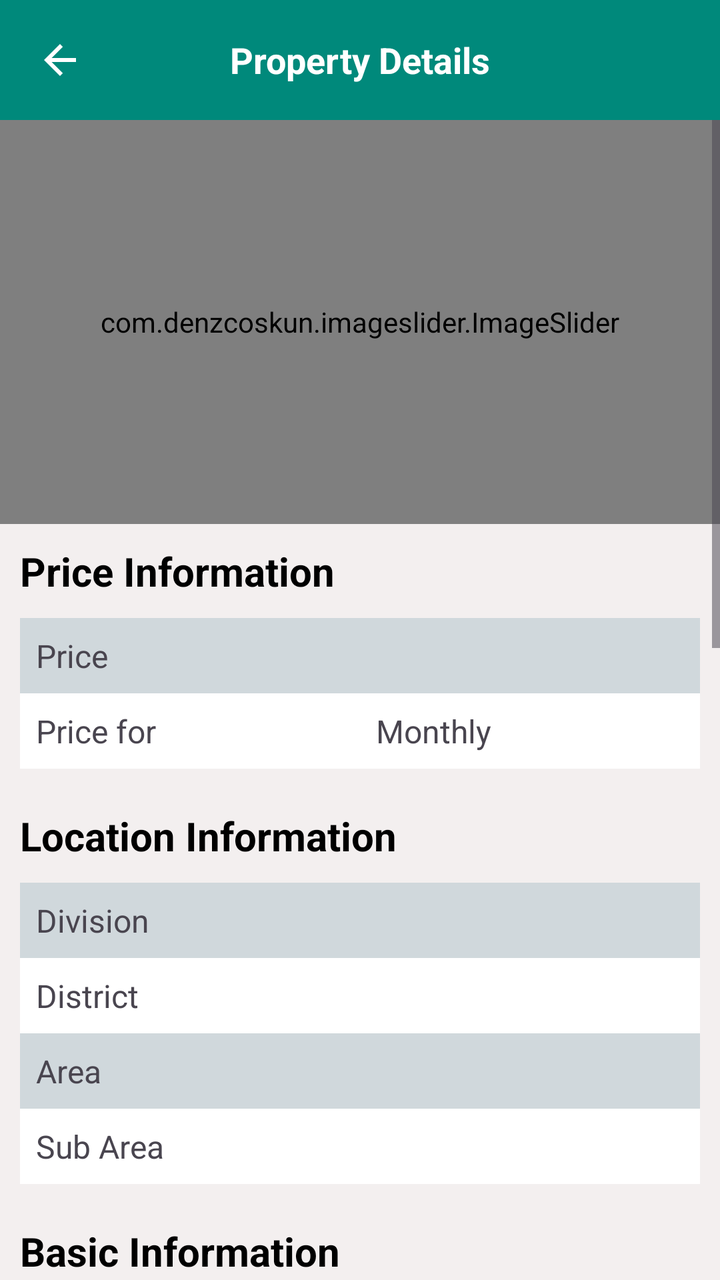
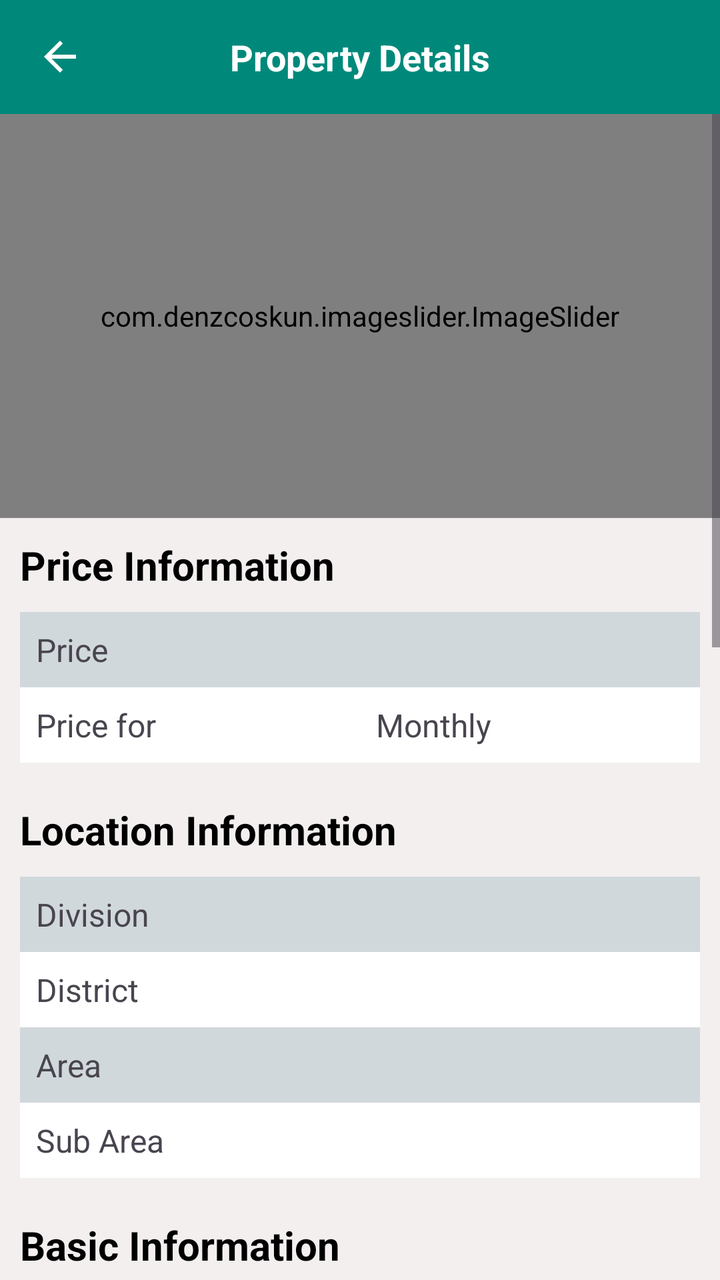

An Android layout rendered at two revisions. The XML below is the earlier revision; the diff shows what the commit changed to produce the second picture.
<!-- AndroidManifest.xml: application theme Theme.BasaKhuji -->
<!-- res/layout/activity_property_details.xml -->
<LinearLayout xmlns:android="http://schemas.android.com/apk/res/android"
    xmlns:tools="http://schemas.android.com/tools"
    android:layout_width="match_parent"
    android:layout_height="match_parent"
    xmlns:app="http://schemas.android.com/apk/res-auto"
    android:background="#F3EFEF"
    android:orientation="vertical">

    
    <androidx.appcompat.widget.Toolbar
        android:id="@+id/toolbar"
        android:layout_width="match_parent"
        android:layout_height="60dp"
        android:background="#00897B"
        android:elevation="4dp"
        android:theme="@style/ThemeOverlay.AppCompat.Dark.ActionBar"
        android:popupTheme="@style/ThemeOverlay.AppCompat.Light">

        
        <ImageView
            android:id="@+id/backButton"
            android:layout_width="wrap_content"
            android:layout_height="wrap_content"
            android:src="@drawable/ic_back"
            android:layout_gravity="start"
            android:padding="2dp"
            android:contentDescription="Back" />

        <TextView
            android:id="@+id/textAfterBackButton"
            android:layout_width="wrap_content"
            android:layout_height="wrap_content"
            android:text="Property Details"
            android:textSize="18sp"
            android:textStyle="bold"
            android:layout_gravity="center"
            android:textColor="@android:color/white"/>

    </androidx.appcompat.widget.Toolbar>


<ScrollView
    android:layout_width="match_parent"
    android:layout_height="match_parent"
    >

<RelativeLayout
    android:layout_width="match_parent"
    android:layout_height="match_parent">

    
    <com.denzcoskun.imageslider.ImageSlider
        android:id="@+id/imageSlider"
        android:layout_width="match_parent"
        android:layout_height="202dp"
        app:iss_auto_cycle="false"
        app:iss_corner_radius="10"
        android:layout_margin="0dp"
        app:iss_delay="1000"
        app:iss_period="1000" />

    <TextView
        android:id="@+id/priceLabel"
        android:layout_width="match_parent"
        android:layout_height="wrap_content"
        android:layout_below="@+id/imageSlider"
        android:layout_marginStart="10dp"
        android:layout_marginTop="10dp"
        android:text="Price Information"
        android:textColor="@color/black"
        android:textSize="20dp"
        android:textStyle="bold" />

    <LinearLayout
        android:layout_width="match_parent"
        android:layout_height="wrap_content"
        android:id="@+id/priceLinear"
        android:layout_below="@+id/priceLabel"
        android:orientation="vertical"
        android:padding="10dp"
        >
    <LinearLayout
        android:layout_width="match_parent"
        android:layout_height="wrap_content"
        android:id="@+id/linearPrice"
        android:orientation="horizontal"
        android:background="#D0D8DC"
        android:weightSum="2">

        <TextView
            android:layout_width="0dp"
            android:layout_height="wrap_content"
            android:text="Price"
            android:textSize="16dp"
            android:padding="8dp"
            android:layout_weight="1" />

        <TextView
            android:layout_width="0dp"
            android:layout_height="wrap_content"
            android:id="@+id/priceTextView"
            android:textSize="16dp"
            android:padding="8dp"
            android:layout_weight="1"/>
    </LinearLayout>
        <LinearLayout
            android:layout_width="match_parent"
            android:layout_height="wrap_content"
            android:orientation="horizontal"
            android:background="#FFFFFF"
            android:weightSum="2"
            android:id="@+id/priceFor"
            >
            <TextView
                android:layout_width="0dp"
                android:layout_height="wrap_content"
                android:text="Price for"
                android:textSize="16dp"
                android:padding="8dp"
                android:layout_weight="1"/>
            <TextView
                android:layout_width="0dp"
                android:layout_height="wrap_content"
                android:text="Monthly"
                android:textSize="16dp"
                android:padding="8dp"
                android:layout_weight="1"/>


        </LinearLayout>

    </LinearLayout>

    <TextView
        android:id="@+id/locationLabel"
        android:layout_width="match_parent"
        android:layout_height="wrap_content"
        android:layout_below="@+id/priceLinear"
        android:layout_marginStart="10dp"
        android:layout_marginTop="10dp"
        android:text="Location Information"
        android:textColor="@color/black"
        android:textSize="20dp"
        android:textStyle="bold" />

    <LinearLayout
        android:layout_width="match_parent"
        android:layout_height="wrap_content"
        android:id="@+id/locationLinear"
        android:layout_below="@+id/locationLabel"
        android:orientation="vertical"
        android:padding="10dp"
        >
        <LinearLayout
            android:layout_width="match_parent"
            android:layout_height="wrap_content"
            android:id="@+id/linearDivision"
            android:orientation="horizontal"
            android:background="#D0D8DC"
            android:weightSum="2">

            <TextView
                android:layout_width="0dp"
                android:layout_height="wrap_content"
                android:text="Division"
                android:textSize="16dp"
                android:padding="8dp"
                android:layout_weight="1" />

            <TextView
                android:layout_width="0dp"
                android:layout_height="wrap_content"
                android:id="@+id/divisionTextView"
                android:textSize="16dp"
                android:padding="8dp"
                android:layout_weight="1"/>
        </LinearLayout>

        <LinearLayout
            android:layout_width="match_parent"
            android:layout_height="wrap_content"
            android:orientation="horizontal"
            android:id="@+id/linearDistrict"
            android:background="#FFFFFF"
            android:weightSum="2">

            <TextView
                android:layout_width="0dp"
                android:layout_height="wrap_content"
                android:text="District"
                android:textSize="16dp"
                android:padding="8dp"
                android:layout_weight="1" />

            <TextView
                android:layout_width="0dp"
                android:layout_height="wrap_content"
                android:id="@+id/districtTextView"
                android:textSize="16dp"
                android:padding="8dp"
                android:layout_weight="1" />
        </LinearLayout>

        <LinearLayout
            android:layout_width="match_parent"
            android:layout_height="wrap_content"
            android:orientation="horizontal"
            android:id="@+id/linearArea"
            android:background="#D0D8DC"
            android:weightSum="2">

            <TextView
                android:layout_width="0dp"
                android:layout_height="wrap_content"
                android:text="Area"
                android:textSize="16dp"
                android:padding="8dp"
                android:layout_weight="1" />

            <TextView
                android:layout_width="0dp"
                android:layout_height="wrap_content"
                android:id="@+id/areaTextView"
                android:textSize="16dp"
                android:padding="8dp"
                android:layout_weight="1" />
        </LinearLayout>

        <LinearLayout
            android:layout_width="match_parent"
            android:layout_height="wrap_content"
            android:orientation="horizontal"
            android:id="@+id/linearSubArea"
            android:background="#FFFFFF"
            android:weightSum="2">

            <TextView
                android:layout_width="0dp"
                android:layout_height="wrap_content"
                android:text="Sub Area"
                android:textSize="16dp"
                android:padding="8dp"
                android:layout_weight="1" />

            <TextView
                android:layout_width="0dp"
                android:layout_height="wrap_content"
                android:id="@+id/subAreaTextView"
                android:textSize="16dp"
                android:padding="8dp"
                android:layout_weight="1" />
        </LinearLayout>

    </LinearLayout>

    <TextView
        android:id="@+id/basicLabel"
        android:layout_width="wrap_content"
        android:layout_height="wrap_content"
        android:layout_below="@+id/locationLinear"
        android:layout_marginStart="10dp"
        android:layout_marginTop="10dp"
        android:layout_marginEnd="10dp"
        android:text="Basic Information"
        android:textColor="@color/black"
        android:textSize="20dp"
        android:textStyle="bold" />

    <LinearLayout
        android:layout_width="match_parent"
        android:layout_height="wrap_content"
        android:id="@+id/basicLinear"
        android:layout_below="@+id/basicLabel"
        android:orientation="vertical"
        android:padding="10dp"
        >

        <LinearLayout
            android:layout_width="match_parent"
            android:layout_height="wrap_content"
            android:orientation="horizontal"
            android:id="@+id/linearCategory"
            android:background="#D0D8DC"
            android:weightSum="2">

            <TextView
                android:layout_width="0dp"
                android:layout_height="wrap_content"
                android:text="Category"
                android:textSize="16dp"
                android:padding="8dp"
                android:layout_weight="1" />

            <TextView
                android:layout_width="0dp"
                android:layout_height="wrap_content"
                android:id="@+id/categoryTextView"
                android:textSize="16dp"
                android:padding="8dp"
                android:layout_weight="1" />
        </LinearLayout>

        <LinearLayout
            android:layout_width="match_parent"
            android:layout_height="wrap_content"
            android:orientation="horizontal"
            android:id="@+id/linearType"
            android:background="#FFFFFF"
            android:weightSum="2">

            <TextView
                android:layout_width="0dp"
                android:layout_height="wrap_content"
                android:text="Type"
                android:textSize="16dp"
                android:padding="8dp"
                android:layout_weight="1" />

            <TextView
                android:layout_width="0dp"
                android:layout_height="wrap_content"
                android:id="@+id/flatTypeTextView"
                android:textSize="16dp"
                android:padding="8dp"
                android:layout_weight="1" />
        </LinearLayout>
        <LinearLayout
            android:layout_width="match_parent"
            android:layout_height="wrap_content"
            android:orientation="horizontal"
            android:id="@+id/linearBed"
            android:background="#D0D8DC"
            android:weightSum="2">

            <TextView
                android:layout_width="0dp"
                android:layout_height="wrap_content"
                android:text="Beds"
                android:textSize="16dp"
                android:padding="8dp"
                android:layout_weight="1" />

            <TextView
                android:layout_width="0dp"
                android:layout_height="wrap_content"
                android:id="@+id/bedsTextView"
                android:textSize="16dp"
                android:padding="8dp"
                android:layout_weight="1" />
        </LinearLayout>
        <LinearLayout
            android:layout_width="match_parent"
            android:layout_height="wrap_content"
            android:orientation="horizontal"
            android:id="@+id/linearBath"
            android:background="#FFFFFF"
            android:weightSum="2">

            <TextView
                android:layout_width="0dp"
                android:layout_height="wrap_content"
                android:text="Baths"
                android:textSize="16dp"
                android:padding="8dp"
                android:layout_weight="1" />

            <TextView
                android:layout_width="0dp"
                android:layout_height="wrap_content"
                android:id="@+id/bathsTextView"
                android:textSize="16dp"
                android:padding="8dp"
                android:layout_weight="1" />
        </LinearLayout>
        <LinearLayout
            android:layout_width="match_parent"
            android:layout_height="wrap_content"
            android:orientation="horizontal"
            android:id="@+id/linearAddedDate"
            android:background="#D0D8DC"
            android:weightSum="2">

            <TextView
                android:layout_width="0dp"
                android:layout_height="wrap_content"
                android:text="Added at"
                android:textSize="16dp"
                android:padding="8dp"
                android:layout_weight="1" />

            <TextView
                android:layout_width="0dp"
                android:layout_height="wrap_content"
                android:id="@+id/addedDateTextView"
                android:textSize="16dp"
                android:padding="8dp"
                android:layout_weight="1" />
        </LinearLayout>
        <LinearLayout
            android:layout_width="match_parent"
            android:layout_height="wrap_content"
            android:orientation="horizontal"
            android:id="@+id/linearAvailable"
            android:background="#FFFFFF"
            android:weightSum="2">

            <TextView
                android:layout_width="0dp"
                android:layout_height="wrap_content"
                android:text="Available from"
                android:textSize="16dp"
                android:padding="8dp"
                android:layout_weight="1" />

            <TextView
                android:layout_width="0dp"
                android:layout_height="wrap_content"
                android:id="@+id/availableMonthTextView"
                android:textSize="16dp"
                android:padding="8dp"
                android:layout_weight="1" />
        </LinearLayout>

    </LinearLayout>

    <TextView
        android:id="@+id/detailsLabel"
        android:layout_width="wrap_content"
        android:layout_height="wrap_content"
        android:layout_below="@+id/basicLinear"
        android:layout_marginStart="10dp"
        android:layout_marginTop="10dp"
        android:layout_marginEnd="10dp"
        android:text="Details"
        android:textColor="@color/black"
        android:textSize="20dp"
        android:textStyle="bold" />

    <TextView
        android:id="@+id/descriptionTextView"
        android:layout_width="match_parent"
        android:layout_height="200dp"
        android:layout_below="@+id/detailsLabel"
        android:layout_margin="10dp"
        android:layout_marginTop="10dp"
        android:layout_marginBottom="10dp"
        android:background="@color/white"
        android:padding="8dp"
        android:textSize="16dp" />

    <TextView
        android:layout_width="wrap_content"
        android:layout_height="wrap_content"
        android:id="@+id/conLabel"
        android:layout_below="@+id/descriptionTextView"
        android:text="Contact Information"
        android:textColor="@color/black"
        android:textSize="20dp"
        android:layout_marginStart="10dp"
        android:layout_marginTop="10dp"
        android:textStyle="bold"/>

    <LinearLayout
        android:layout_width="match_parent"
        android:layout_height="wrap_content"
        android:id="@+id/conLinear"
        android:layout_below="@+id/conLabel"
        android:orientation="vertical"
        android:padding="10dp"
        >
        <LinearLayout
            android:layout_width="match_parent"
            android:layout_height="wrap_content"
            android:id="@+id/linearName"
            android:orientation="horizontal"
            android:background="#D0D8DC"
            android:weightSum="2">

            <TextView
                android:layout_width="0dp"
                android:layout_height="wrap_content"
                android:text="Property Owner"
                android:textSize="16dp"
                android:padding="8dp"
                android:layout_weight="1" />

            <TextView
                android:layout_width="0dp"
                android:layout_height="wrap_content"
                android:id="@+id/nameTextView"
                android:textSize="16dp"
                android:padding="8dp"
                android:layout_weight="1"/>
        </LinearLayout>
        <LinearLayout
            android:layout_width="match_parent"
            android:layout_height="wrap_content"
            android:orientation="horizontal"
            android:background="#FFFFFF"
            android:weightSum="2"
            android:id="@+id/pNumber"
            >
            <TextView
                android:layout_width="0dp"
                android:layout_height="wrap_content"
                android:text="Phone number"
                android:textSize="16dp"
                android:padding="8dp"
                android:layout_weight="1"/>
            <TextView
                android:layout_width="0dp"
                android:layout_height="wrap_content"
                android:id="@+id/conTextView"
                android:textSize="16dp"
                android:padding="8dp"
                android:layout_weight="1"/>

        </LinearLayout>

    </LinearLayout>


    

    <LinearLayout
        android:layout_width="match_parent"
        android:layout_height="wrap_content"
        android:orientation="horizontal"
        android:layout_below="@+id/conLinear"
        android:layout_marginTop="20dp"
        android:layout_marginStart="10dp"
        android:gravity="center_vertical">

        
        <LinearLayout
            android:id="@+id/likeLayout"
            android:layout_width="90dp"
            android:layout_height="40dp"
            android:orientation="horizontal"
            android:background="@drawable/rounded_background">

            
            <ImageView
                android:id="@+id/like_btn"
                android:layout_width="wrap_content"
                android:layout_height="wrap_content"
                android:src="@drawable/like"
                android:layout_gravity="center_vertical"
                android:layout_marginStart="10dp"
                android:layout_marginEnd="5dp" />

            
            <TextView
                android:id="@+id/like_text"
                android:layout_width="wrap_content"
                android:layout_height="wrap_content"
                android:hint="Likes"
                android:textColor="@color/white"
                android:gravity="center_horizontal"
                android:textSize="18sp"
                android:layout_marginTop="8dp" />
        </LinearLayout>

        
        <LinearLayout
            android:id="@+id/dislikeLayout"
            android:layout_width="90dp"
            android:layout_height="40dp"
            android:orientation="horizontal"
            android:layout_marginStart="80dp"
            android:background="@drawable/rounded_background">

            
            <ImageView
                android:id="@+id/dislike_btn"
                android:layout_width="wrap_content"
                android:layout_height="wrap_content"
                android:src="@drawable/dislike"
                android:layout_gravity="center_vertical"
                android:layout_marginTop="5dp"
                android:layout_marginStart="10dp"
                android:layout_marginEnd="5dp" />

            
            <TextView
                android:id="@+id/dislike_text"
                android:layout_width="wrap_content"
                android:layout_height="wrap_content"
                android:hint="Dislikes"
                android:textColor="@color/white"
                android:gravity="center_horizontal"
                android:textSize="18sp"
                android:layout_marginTop="8dp" />
        </LinearLayout>
    </LinearLayout>


</RelativeLayout>
</ScrollView>
</LinearLayout>
<!-- resources referenced by this layout -->
<resources>
  <color name="black">#FF000000</color>
  <color name="white">#FFFFFFFF</color>
  <!-- drawable dislike (drawable) -->
  <vector android:height="32dp" android:viewportHeight="32"
      android:viewportWidth="32" android:width="32dp" xmlns:android="http://schemas.android.com/apk/res/android">
      <path android:fillColor="#000" android:fillType="nonZero"
          android:pathData="M3.5,20.3h7.7l-1.1,3.6c-0.5,1.8 0.5,3.7 2.2,4.3l2.5,0.9c0.7,0.3 1.5,0 1.8,-0.6 0.1,-0.1 4.2,-6.8 6.7,-10.4h6.2c0.8,0 1.5,-0.7 1.5,-1.5V1.4c0,-0.8 -0.7,-1.5 -1.5,-1.5H7.8c-1.9,0 -3.6,1.2 -4.2,3L0.3,11.8c-0.2,0.5 -0.3,1.1 -0.3,1.6v3.4c0,1.9 1.6,3.5 3.5,3.5zM24,2.9h4v12.2h-4V2.9zM3,13.4c0,-0.2 0,-0.4 0.1,-0.5l3.3,-9c0.2,-0.6 0.8,-1 1.4,-1H21v13.2c-2,2.8 -5,7.7 -6.3,9.8l-1.4,-0.5c-0.2,-0.1 -0.4,-0.4 -0.3,-0.7l1.7,-5.5c0.1,-0.4 0,-0.9 -0.3,-1.3s-0.7,-0.6 -1.2,-0.6H3.5c-0.3,0 -0.5,-0.2 -0.5,-0.5v-3.4z"
          android:strokeColor="#00000000" android:strokeLineCap="round" android:strokeLineJoin="round"/>
  </vector>
  <!-- drawable ic_back (drawable) -->
  <vector android:autoMirrored="true" android:height="24dp"
      android:tint="#FFFFFF" android:viewportHeight="24"
      android:viewportWidth="24" android:width="24dp" xmlns:android="http://schemas.android.com/apk/res/android">
      <path android:fillColor="@android:color/white" android:pathData="M20,11H7.83l5.59,-5.59L12,4l-8,8 8,8 1.41,-1.41L7.83,13H20v-2z"/>
  </vector>
  <!-- drawable like (drawable) -->
  <vector xmlns:android="http://schemas.android.com/apk/res/android"
      android:width="32dp"
      android:height="32dp"
      android:viewportWidth="32"
      android:viewportHeight="32">
    <path
        android:fillColor="#FF000000"
        android:pathData="M27.98,10.276h-7.693l1.065,-3.592a3.512,3.512 0,0 0,-2.18 -4.321l-2.516,-0.91a1.501,1.501 0,0 0,-1.79 0.63c-0.044,0.072 -4.135,6.783 -6.629,10.396H2a1.5,1.5 0,0 0,-1.5 1.5v15.157a1.5,1.5 0,0 0,1.5 1.5h21.664a4.53,4.53 0,0 0,4.246 -2.959l3.319,-8.952c0.177,-0.49 0.271,-1.03 0.271,-1.563v-3.365a3.525,3.525 0,0 0,-3.52 -3.52zM7.518,27.636H3.5V15.48h4.019v12.157zM28.5,17.162c0,0.185 -0.032,0.376 -0.088,0.53l-3.317,8.95a1.524,1.524 0,0 1,-1.43 0.994H10.518V14.453c1.97,-2.822 4.961,-7.64 6.267,-9.763l1.368,0.495a0.51,0.51 0,0 1,0.324 0.638L16.84,11.35a1.502,1.502 0,0 0,1.438 1.926h9.701c0.292,0 0.521,0.23 0.521,0.521v3.365z"/>
  </vector>
  <!-- drawable rounded_background (drawable) -->
  <shape xmlns:android="http://schemas.android.com/apk/res/android"
      android:shape="rectangle">
      <solid android:color="#58B0BC" /> 
      <corners android:radius="50dp" /> 
  </shape>
  <style name="Theme.BasaKhuji" parent="Base.Theme.BasaKhuji" />
  <style name="Base.Theme.BasaKhuji" parent="Theme.Material3.DayNight.NoActionBar">
          
          
      </style>
</resources>

<!-- the commit's change to res/layout/activity_property_details.xml (unified diff, before → after) -->
@@ -10,7 +10,7 @@
     <androidx.appcompat.widget.Toolbar
         android:id="@+id/toolbar"
         android:layout_width="match_parent"
-        android:layout_height="60dp"
+        android:layout_height="57dp"
         android:background="#00897B"
         android:elevation="4dp"
         android:theme="@style/ThemeOverlay.AppCompat.Dark.ActionBar"
<!-- resource entries referenced after the edit -->
@@ -32,7 +32,7 @@
       <corners android:radius="50dp" /> 
   </shape>
   <style name="Theme.BasaKhuji" parent="Base.Theme.BasaKhuji" />
-  <style name="Base.Theme.BasaKhuji" parent="Theme.Material3.DayNight.NoActionBar">
+  <style name="Base.Theme.BasaKhuji" parent="Theme.Material3.Light.NoActionBar">
           
           
       </style>
